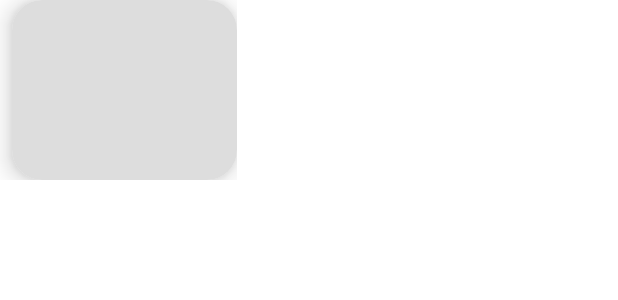
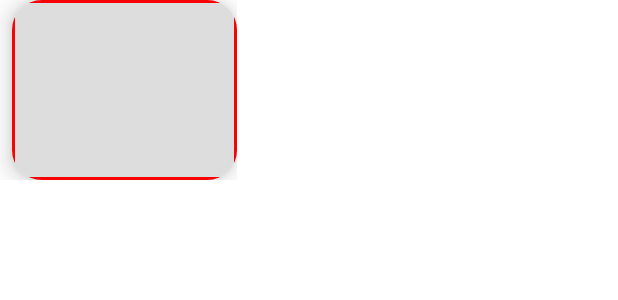
Before and after one commit to Vinayrawat46519/Alt-balaji-cloan, an Android app: the layout mycustomlayout.xml on its own in the app's theme, with its tools: preview values and no code run, on a phone screen of 412 x 824 dp. Shown: the top 300 px of the screen. Run offline under Robolectric (Android 15) with nearby library versions, the light colour scheme and no system bars.

Commit message:
this is my final commit

```diff
--- a/app/src/main/java/com/seeksolution/altbalaji/MainActivity.java
+++ b/app/src/main/java/com/seeksolution/altbalaji/MainActivity.java
@@ -26,7 +26,7 @@ import retrofit2.Response;
 public class MainActivity extends AppCompatActivity {
     RecyclerView recyclerView ,recyclerView1,recyclerView2,recyclerView3,recyclerView4,recyclerView5;
     SliderView sliderView;
-//       ArrayList<OriginalsModel> arrayList=new ArrayList<OriginalsModel>();
+
        ArrayList<SliderModel>sliderModelArrayList=new ArrayList<SliderModel>();
        ArrayList<OriginalsModel>arrayList=new ArrayList<>();
        ArrayList<OriginalsModel>CSS;
@@ -53,9 +53,6 @@ public class MainActivity extends AppCompatActivity {
        recyclerView3.setLayoutManager(new LinearLayoutManager(getApplicationContext(),LinearLayoutManager.HORIZONTAL,false));
        recyclerView4.setLayoutManager(new LinearLayoutManager(getApplicationContext(),LinearLayoutManager.HORIZONTAL,false));
       recyclerView5.setLayoutManager(new LinearLayoutManager(getApplicationContext(),LinearLayoutManager.HORIZONTAL,false));
-//        recyclerView6.setLayoutManager(new LinearLayoutManager(getApplicationContext(),LinearLayoutManager.HORIZONTAL,false));
-//        recyclerView7.setLayoutManager(new LinearLayoutManager(getApplicationContext(),LinearLayoutManager.HORIZONTAL,false));
-//        recyclerView8.setLayoutManager(new LinearLayoutManager(getApplicationContext(),LinearLayoutManager.HORIZONTAL,false));
 
 
 //first cartoon response
--- /dev/null
+++ b/app/src/main/res/drawable/bordercustom.xml
@@ -0,0 +1,5 @@
+<?xml version="1.0" encoding="utf-8"?>
+<shape android:shape="rectangle" xmlns:android="http://schemas.android.com/apk/res/android">
+<size android:width="50dp" android:height="50dp"/>
+    <stroke android:width="2dp" android:color="#F60404"/>
+</shape>
--- a/app/src/main/res/layout/activity_main.xml
+++ b/app/src/main/res/layout/activity_main.xml
@@ -7,7 +7,6 @@
     android:orientation="vertical"
     android:layout_height="match_parent"
     tools:context=".MainActivity">
-
 <ScrollView
     android:layout_width="match_parent"
     android:layout_height="wrap_content">
@@ -26,7 +25,7 @@
         android:layout_width="match_parent"
         android:layout_height="wrap_content"
         android:elevation="10dp"
-
+          android:layout_margin="10dp"
         app:cardCornerRadius="10dp"
         app:cardElevation="10dp">
 
@@ -185,4 +184,5 @@
 </LinearLayout>
     </RelativeLayout>
 </ScrollView>
+
 </LinearLayout>
--- a/app/src/main/res/layout/activity_video_player.xml
+++ b/app/src/main/res/layout/activity_video_player.xml
@@ -44,7 +44,7 @@
             android:paddingStart="10dp"
             android:paddingTop="15dp"
             android:text="@string/_2022_documentry_drama_hindi"
-            android:textColor="#3E3D3D"
+            android:textColor="@color/white"
             android:textSize="17sp"
             tools:ignore="TextContrastCheck" />
 
--- a/app/src/main/res/layout/mycustomlayout.xml
+++ b/app/src/main/res/layout/mycustomlayout.xml
@@ -8,6 +8,7 @@
         android:layout_width="150dp"
         app:cardCornerRadius="20dp"
         android:elevation="10dp"
+        android:foreground="@drawable/bordercustom"
         app:cardElevation="10dp"
         android:layout_marginLeft="8dp"
         android:layout_height="120dp">
```
Also changed, not shown: app/src/main/java/com/seeksolution/altbalaji/VideoPlayer.java (+5 -3 lines).
